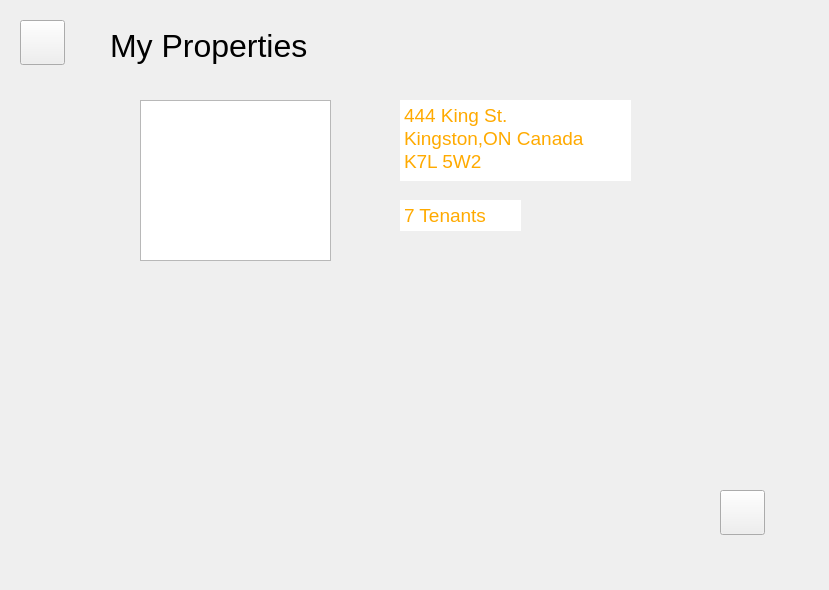
This is MicroManage/propertymainform.ui in greg-maceachern12/MicroManage as Qt 5 draws it before an edit. The edited form follows.
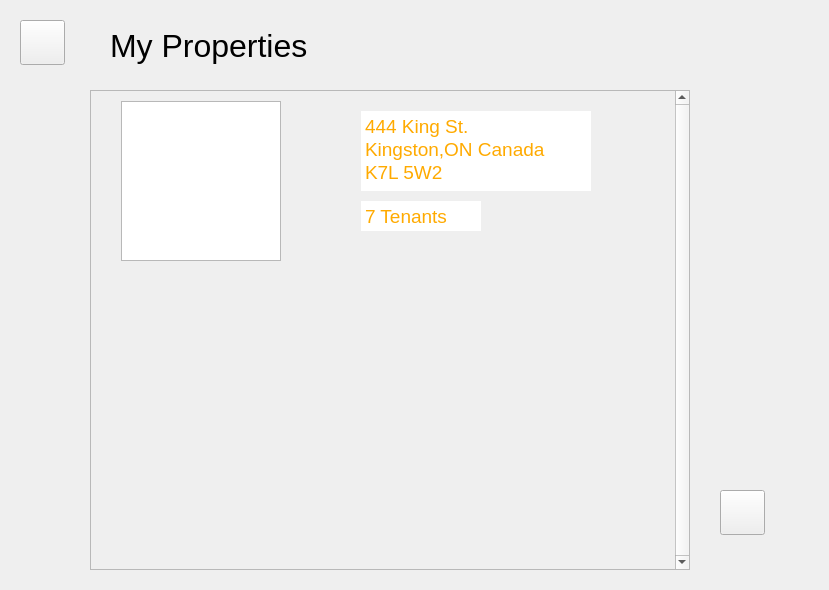
This is the edited form.

```diff
--- a/MicroManage/propertymainform.ui
+++ b/MicroManage/propertymainform.ui
@@ -47,48 +47,135 @@
      <height>590</height>
     </rect>
    </property>
-  </widget>
-  <widget class="QTextBrowser" name="address">
-   <property name="enabled">
-    <bool>true</bool>
-   </property>
-   <property name="geometry">
-    <rect>
-     <x>400</x>
-     <y>100</y>
-     <width>231</width>
-     <height>81</height>
-    </rect>
-   </property>
-   <property name="frameShape">
-    <enum>QFrame::NoFrame</enum>
-   </property>
-   <property name="verticalScrollBarPolicy">
-    <enum>Qt::ScrollBarAlwaysOff</enum>
-   </property>
-   <property name="horizontalScrollBarPolicy">
-    <enum>Qt::ScrollBarAlwaysOff</enum>
-   </property>
-   <property name="html">
-    <string>&lt;!DOCTYPE HTML PUBLIC &quot;-//W3C//DTD HTML 4.0//EN&quot; &quot;http://www.w3.org/TR/REC-html40/strict.dtd&quot;&gt;
+   <widget class="QScrollArea" name="scrollArea">
+    <property name="geometry">
+     <rect>
+      <x>90</x>
+      <y>90</y>
+      <width>600</width>
+      <height>480</height>
+     </rect>
+    </property>
+    <property name="sizePolicy">
+     <sizepolicy hsizetype="Expanding" vsizetype="Expanding">
+      <horstretch>0</horstretch>
+      <verstretch>0</verstretch>
+     </sizepolicy>
+    </property>
+    <property name="contextMenuPolicy">
+     <enum>Qt::PreventContextMenu</enum>
+    </property>
+    <property name="layoutDirection">
+     <enum>Qt::LeftToRight</enum>
+    </property>
+    <property name="verticalScrollBarPolicy">
+     <enum>Qt::ScrollBarAlwaysOn</enum>
+    </property>
+    <property name="horizontalScrollBarPolicy">
+     <enum>Qt::ScrollBarAlwaysOff</enum>
+    </property>
+    <property name="sizeAdjustPolicy">
+     <enum>QAbstractScrollArea::AdjustToContents</enum>
+    </property>
+    <property name="widgetResizable">
+     <bool>true</bool>
+    </property>
+    <property name="alignment">
+     <set>Qt::AlignLeading|Qt::AlignLeft|Qt::AlignTop</set>
+    </property>
+    <widget class="QWidget" name="scrollAreaWidgetContents">
+     <property name="geometry">
+      <rect>
+       <x>0</x>
+       <y>0</y>
+       <width>577</width>
+       <height>478</height>
+      </rect>
+     </property>
+     <widget class="QWidget" name="widget" native="true">
+      <property name="geometry">
+       <rect>
+        <x>0</x>
+        <y>0</y>
+        <width>600</width>
+        <height>180</height>
+       </rect>
+      </property>
+      <widget class="QGraphicsView" name="graphicsView">
+       <property name="geometry">
+        <rect>
+         <x>30</x>
+         <y>10</y>
+         <width>160</width>
+         <height>160</height>
+        </rect>
+       </property>
+      </widget>
+      <widget class="QTextBrowser" name="address">
+       <property name="enabled">
+        <bool>true</bool>
+       </property>
+       <property name="geometry">
+        <rect>
+         <x>270</x>
+         <y>20</y>
+         <width>230</width>
+         <height>80</height>
+        </rect>
+       </property>
+       <property name="frameShape">
+        <enum>QFrame::NoFrame</enum>
+       </property>
+       <property name="verticalScrollBarPolicy">
+        <enum>Qt::ScrollBarAlwaysOff</enum>
+       </property>
+       <property name="horizontalScrollBarPolicy">
+        <enum>Qt::ScrollBarAlwaysOff</enum>
+       </property>
+       <property name="html">
+        <string>&lt;!DOCTYPE HTML PUBLIC &quot;-//W3C//DTD HTML 4.0//EN&quot; &quot;http://www.w3.org/TR/REC-html40/strict.dtd&quot;&gt;
 &lt;html&gt;&lt;head&gt;&lt;meta name=&quot;qrichtext&quot; content=&quot;1&quot; /&gt;&lt;style type=&quot;text/css&quot;&gt;
 p, li { white-space: pre-wrap; }
-&lt;/style&gt;&lt;/head&gt;&lt;body style=&quot; font-family:'.SF NS Text'; font-size:13pt; font-weight:400; font-style:normal;&quot;&gt;
-&lt;p style=&quot; margin-top:0px; margin-bottom:0px; margin-left:0px; margin-right:0px; -qt-block-indent:0; text-indent:0px;&quot;&gt;&lt;span style=&quot; font-family:'SimSun'; font-size:14pt; color:#ffaa00;&quot;&gt;444 King St.&lt;/span&gt;&lt;/p&gt;
-&lt;p style=&quot; margin-top:0px; margin-bottom:0px; margin-left:0px; margin-right:0px; -qt-block-indent:0; text-indent:0px;&quot;&gt;&lt;span style=&quot; font-family:'SimSun'; font-size:14pt; color:#ffaa00;&quot;&gt;Kingston,ON Canada&lt;/span&gt;&lt;/p&gt;
-&lt;p style=&quot; margin-top:0px; margin-bottom:0px; margin-left:0px; margin-right:0px; -qt-block-indent:0; text-indent:0px;&quot;&gt;&lt;span style=&quot; font-family:'SimSun'; font-size:14pt; color:#ffaa00;&quot;&gt;K7L 5W2&lt;/span&gt;&lt;/p&gt;
-&lt;p style=&quot;-qt-paragraph-type:empty; margin-top:0px; margin-bottom:0px; margin-left:0px; margin-right:0px; -qt-block-indent:0; text-indent:0px; font-family:'SimSun'; font-size:14pt; color:#ffaa00;&quot;&gt;&lt;br /&gt;&lt;/p&gt;&lt;/body&gt;&lt;/html&gt;</string>
-   </property>
-  </widget>
-  <widget class="QGraphicsView" name="graphicsView">
-   <property name="geometry">
-    <rect>
-     <x>140</x>
-     <y>100</y>
-     <width>191</width>
-     <height>161</height>
-    </rect>
-   </property>
+&lt;/style&gt;&lt;/head&gt;&lt;body style=&quot; font-family:'SimSun'; font-size:9pt; font-weight:400; font-style:normal;&quot;&gt;
+&lt;p style=&quot; margin-top:0px; margin-bottom:0px; margin-left:0px; margin-right:0px; -qt-block-indent:0; text-indent:0px;&quot;&gt;&lt;span style=&quot; font-size:14pt; color:#ffaa00;&quot;&gt;444 King St.&lt;/span&gt;&lt;/p&gt;
+&lt;p style=&quot; margin-top:0px; margin-bottom:0px; margin-left:0px; margin-right:0px; -qt-block-indent:0; text-indent:0px;&quot;&gt;&lt;span style=&quot; font-size:14pt; color:#ffaa00;&quot;&gt;Kingston,ON Canada&lt;/span&gt;&lt;/p&gt;
+&lt;p style=&quot; margin-top:0px; margin-bottom:0px; margin-left:0px; margin-right:0px; -qt-block-indent:0; text-indent:0px;&quot;&gt;&lt;span style=&quot; font-size:14pt; color:#ffaa00;&quot;&gt;K7L 5W2&lt;/span&gt;&lt;/p&gt;
+&lt;p style=&quot;-qt-paragraph-type:empty; margin-top:0px; margin-bottom:0px; margin-left:0px; margin-right:0px; -qt-block-indent:0; text-indent:0px; font-size:14pt; color:#ffaa00;&quot;&gt;&lt;br /&gt;&lt;/p&gt;&lt;/body&gt;&lt;/html&gt;</string>
+       </property>
+      </widget>
+      <widget class="QTextBrowser" name="tenant">
+       <property name="enabled">
+        <bool>true</bool>
+       </property>
+       <property name="geometry">
+        <rect>
+         <x>270</x>
+         <y>110</y>
+         <width>120</width>
+         <height>30</height>
+        </rect>
+       </property>
+       <property name="frameShape">
+        <enum>QFrame::NoFrame</enum>
+       </property>
+       <property name="verticalScrollBarPolicy">
+        <enum>Qt::ScrollBarAlwaysOff</enum>
+       </property>
+       <property name="horizontalScrollBarPolicy">
+        <enum>Qt::ScrollBarAlwaysOff</enum>
+       </property>
+       <property name="html">
+        <string>&lt;!DOCTYPE HTML PUBLIC &quot;-//W3C//DTD HTML 4.0//EN&quot; &quot;http://www.w3.org/TR/REC-html40/strict.dtd&quot;&gt;
+&lt;html&gt;&lt;head&gt;&lt;meta name=&quot;qrichtext&quot; content=&quot;1&quot; /&gt;&lt;style type=&quot;text/css&quot;&gt;
+p, li { white-space: pre-wrap; }
+&lt;/style&gt;&lt;/head&gt;&lt;body style=&quot; font-family:'SimSun'; font-size:9pt; font-weight:400; font-style:normal;&quot;&gt;
+&lt;p style=&quot; margin-top:0px; margin-bottom:0px; margin-left:0px; margin-right:0px; -qt-block-indent:0; text-indent:0px;&quot;&gt;&lt;span style=&quot; font-size:14pt; color:#ffaa00;&quot;&gt;7 Tenants&lt;/span&gt;&lt;/p&gt;
+&lt;p style=&quot;-qt-paragraph-type:empty; margin-top:0px; margin-bottom:0px; margin-left:0px; margin-right:0px; -qt-block-indent:0; text-indent:0px; font-size:14pt; color:#ffaa00;&quot;&gt;&lt;br /&gt;&lt;/p&gt;&lt;/body&gt;&lt;/html&gt;</string>
+       </property>
+      </widget>
+     </widget>
+    </widget>
+   </widget>
   </widget>
   <widget class="QLabel" name="headerLabel">
    <property name="geometry">
@@ -108,36 +195,6 @@
     <string>My Properties</string>
    </property>
   </widget>
-  <widget class="QTextBrowser" name="tenant">
-   <property name="enabled">
-    <bool>true</bool>
-   </property>
-   <property name="geometry">
-    <rect>
-     <x>400</x>
-     <y>200</y>
-     <width>121</width>
-     <height>31</height>
-    </rect>
-   </property>
-   <property name="frameShape">
-    <enum>QFrame::NoFrame</enum>
-   </property>
-   <property name="verticalScrollBarPolicy">
-    <enum>Qt::ScrollBarAlwaysOff</enum>
-   </property>
-   <property name="horizontalScrollBarPolicy">
-    <enum>Qt::ScrollBarAlwaysOff</enum>
-   </property>
-   <property name="html">
-    <string>&lt;!DOCTYPE HTML PUBLIC &quot;-//W3C//DTD HTML 4.0//EN&quot; &quot;http://www.w3.org/TR/REC-html40/strict.dtd&quot;&gt;
-&lt;html&gt;&lt;head&gt;&lt;meta name=&quot;qrichtext&quot; content=&quot;1&quot; /&gt;&lt;style type=&quot;text/css&quot;&gt;
-p, li { white-space: pre-wrap; }
-&lt;/style&gt;&lt;/head&gt;&lt;body style=&quot; font-family:'.SF NS Text'; font-size:13pt; font-weight:400; font-style:normal;&quot;&gt;
-&lt;p style=&quot; margin-top:0px; margin-bottom:0px; margin-left:0px; margin-right:0px; -qt-block-indent:0; text-indent:0px;&quot;&gt;&lt;span style=&quot; font-family:'SimSun'; font-size:14pt; color:#ffaa00;&quot;&gt;7 Tenants&lt;/span&gt;&lt;/p&gt;
-&lt;p style=&quot;-qt-paragraph-type:empty; margin-top:0px; margin-bottom:0px; margin-left:0px; margin-right:0px; -qt-block-indent:0; text-indent:0px; font-family:'SimSun'; font-size:14pt; color:#ffaa00;&quot;&gt;&lt;br /&gt;&lt;/p&gt;&lt;/body&gt;&lt;/html&gt;</string>
-   </property>
-  </widget>
   <widget class="QToolButton" name="addButton">
    <property name="geometry">
     <rect>
```
Left out of the diff: 3 changed lines with no effect on the pictures.
